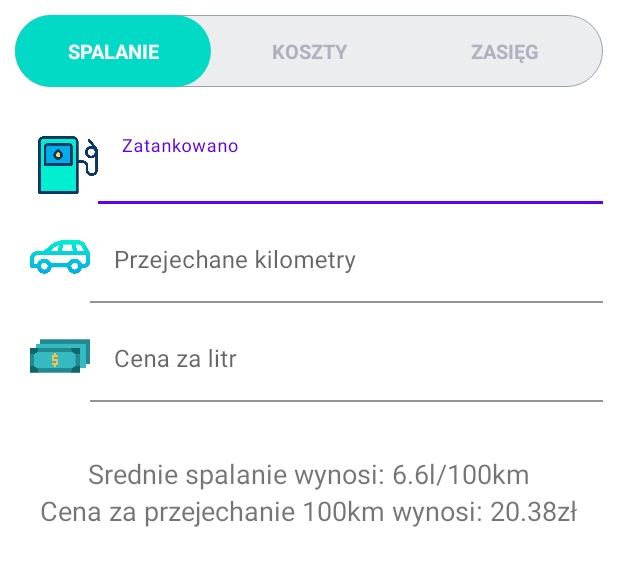
After one commit to matxowy/Kalkulator_Spalania, an Android app: the layout calculator_fragment.xml on its own in the app's theme, with its tools: preview values and no code run, on a phone screen of 412 x 824 dp. The commit adds this screen. Shown: the top 566 px of the screen. Run offline under Robolectric (Android 15) with nearby library versions, the phone set to English and light mode, and no system bars.

Commit message:
v.0.1 - Prepared appearance of app - Added icons - Made working check button for changing type of calculation - Used ViewBinding

```diff
--- a/app/build.gradle
+++ b/app/build.gradle
@@ -6,6 +6,10 @@ plugins {
 
 android {
     compileSdk 31
+
+    buildFeatures {
+        viewBinding true
+    }
 
     defaultConfig {
         applicationId "com.matxowy.kalkulatorspalania"
@@ -42,6 +46,8 @@ dependencies {
     // ViewModel
     implementation "androidx.lifecycle:lifecycle-extensions:2.2.0"
     implementation "androidx.lifecycle:lifecycle-viewmodel-ktx:2.3.1"
+    implementation 'androidx.legacy:legacy-support-v4:1.0.0'
+    implementation 'androidx.lifecycle:lifecycle-livedata-ktx:2.3.1'
     kapt "androidx.lifecycle:lifecycle-compiler:2.3.1"
 
     testImplementation 'junit:junit:4.+'
--- /dev/null
+++ b/app/src/main/java/com/matxowy/kalkulatorspalania/ui/CalculatorFragment.kt
@@ -0,0 +1,77 @@
+package com.matxowy.kalkulatorspalania.ui
+
+import androidx.lifecycle.ViewModelProvider
+import android.os.Bundle
+import androidx.fragment.app.Fragment
+import android.view.LayoutInflater
+import android.view.View
+import android.view.ViewGroup
+import com.matxowy.kalkulatorspalania.R
+import com.matxowy.kalkulatorspalania.databinding.CalculatorFragmentBinding
+
+class CalculatorFragment : Fragment() {
+
+    private var _binding: CalculatorFragmentBinding? = null
+    private val binding
+        get() = _binding!!
+
+    companion object {
+        fun newInstance() = CalculatorFragment()
+    }
+
+    private lateinit var viewModel: CalculatorViewModel
+
+    override fun onCreateView(
+        inflater: LayoutInflater, container: ViewGroup?,
+        savedInstanceState: Bundle?
+    ): View {
+        _binding = CalculatorFragmentBinding.inflate(layoutInflater, container, false)
+        return binding.root
+    }
+
+    override fun onActivityCreated(savedInstanceState: Bundle?) {
+        super.onActivityCreated(savedInstanceState)
+        viewModel = ViewModelProvider(this).get(CalculatorViewModel::class.java)
+
+
+        binding.rgTypes.setOnCheckedChangeListener { _, checkedId ->
+            when (checkedId) {
+                R.id.rb_fuel_consumption -> {
+                    makeVisibleFuelConsumptionView()
+                }
+                R.id.rb_costs -> {
+                    makeVisibleCostsView()
+                }
+                else -> {
+                    makeVisibleRangeView()
+                }
+            }
+        }
+    }
+
+    private fun makeVisibleRangeView() {
+        binding.llRangeView.visibility = View.VISIBLE
+
+        binding.llFuelConsumptionView.visibility = View.GONE
+        binding.llCostsView.visibility = View.GONE
+    }
+
+    private fun makeVisibleCostsView() {
+        binding.llCostsView.visibility = View.VISIBLE
+
+        binding.llFuelConsumptionView.visibility = View.GONE
+        binding.llRangeView.visibility = View.GONE
+    }
+
+    private fun makeVisibleFuelConsumptionView() {
+        binding.llFuelConsumptionView.visibility = View.VISIBLE
+
+        binding.llCostsView.visibility = View.GONE
+        binding.llRangeView.visibility = View.GONE
+    }
+
+    override fun onDestroyView() {
+        super.onDestroyView()
+        _binding = null
+    }
+}
--- /dev/null
+++ b/app/src/main/java/com/matxowy/kalkulatorspalania/ui/CalculatorViewModel.kt
@@ -0,0 +1,7 @@
+package com.matxowy.kalkulatorspalania.ui
+
+import androidx.lifecycle.ViewModel
+
+class CalculatorViewModel : ViewModel() {
+    // TODO: Implement the ViewModel
+}
--- /dev/null
+++ b/app/src/main/res/drawable/calculation_type_selector.xml
@@ -0,0 +1,11 @@
+<?xml version="1.0" encoding="utf-8"?>
+<selector xmlns:android="http://schemas.android.com/apk/res/android">
+
+    <item android:state_checked="true">
+        <shape android:shape="rectangle">
+            <solid android:color="@color/teal_200"/>
+            <corners android:radius="30dp" />
+        </shape>
+    </item>
+
+</selector>
--- /dev/null
+++ b/app/src/main/res/drawable/calculation_type_text_color_selector.xml
@@ -0,0 +1,5 @@
+<?xml version="1.0" encoding="utf-8"?>
+<selector xmlns:android="http://schemas.android.com/apk/res/android">
+    <item android:color="#FFFFFF" android:state_checked="true" />
+    <item android:color="#ADB3BE" android:state_checked="false" />
+</selector>
--- /dev/null
+++ b/app/src/main/res/drawable/radio_group_tab_background.xml
@@ -0,0 +1,10 @@
+<?xml version="1.0" encoding="utf-8"?>
+<shape xmlns:android="http://schemas.android.com/apk/res/android"
+    android:shape="rectangle">
+
+    <solid android:color="#ECEDEF" />
+    <stroke android:width="0.5dp"
+        android:color="#9AA2AF"/>
+    <corners android:radius="30dp" />
+
+</shape>
--- a/app/src/main/res/layout/activity_main.xml
+++ b/app/src/main/res/layout/activity_main.xml
@@ -1,18 +1,15 @@
 <?xml version="1.0" encoding="utf-8"?>
 <androidx.constraintlayout.widget.ConstraintLayout xmlns:android="http://schemas.android.com/apk/res/android"
-    xmlns:app="http://schemas.android.com/apk/res-auto"
     xmlns:tools="http://schemas.android.com/tools"
     android:layout_width="match_parent"
     android:layout_height="match_parent"
     tools:context=".MainActivity">
 
-    <TextView
-        android:layout_width="wrap_content"
-        android:layout_height="wrap_content"
-        android:text="Hello World!"
-        app:layout_constraintBottom_toBottomOf="parent"
-        app:layout_constraintLeft_toLeftOf="parent"
-        app:layout_constraintRight_toRightOf="parent"
-        app:layout_constraintTop_toTopOf="parent" />
+    <androidx.fragment.app.FragmentContainerView
+        xmlns:android="http://schemas.android.com/apk/res/android"
+        android:id="@+id/fragment_container_view"
+        android:layout_width="match_parent"
+        android:layout_height="match_parent"
+        android:name="com.matxowy.kalkulatorspalania.ui.CalculatorFragment" />
 
 </androidx.constraintlayout.widget.ConstraintLayout>
--- /dev/null
+++ b/app/src/main/res/layout/calculator_fragment.xml
@@ -0,0 +1,516 @@
+<?xml version="1.0" encoding="utf-8"?>
+<FrameLayout xmlns:android="http://schemas.android.com/apk/res/android"
+    xmlns:tools="http://schemas.android.com/tools"
+    android:layout_width="match_parent"
+    android:layout_height="match_parent"
+    xmlns:app="http://schemas.android.com/apk/res-auto"
+    tools:context=".ui.CalculatorFragment">
+
+    <RadioGroup
+        android:id="@+id/rg_types"
+        android:layout_width="match_parent"
+        android:layout_height="wrap_content"
+        android:layout_margin="10dp"
+        android:background="@drawable/radio_group_tab_background"
+        android:orientation="horizontal"
+        >
+
+        <RadioButton
+            android:id="@+id/rb_fuel_consumption"
+            android:layout_width="0dp"
+            android:layout_height="48dp"
+            android:layout_weight="1"
+            android:background="@drawable/calculation_type_selector"
+            android:button="@null"
+            android:checked="true"
+            android:gravity="center"
+            android:text="SPALANIE"
+            android:textColor="@drawable/calculation_type_text_color_selector"
+            android:textSize="13sp"
+            android:textStyle="bold" />
+
+        <RadioButton
+            android:id="@+id/rb_costs"
+            android:layout_width="0dp"
+            android:layout_height="48dp"
+            android:layout_weight="1"
+            android:background="@drawable/calculation_type_selector"
+            android:button="@null"
+            android:checked="false"
+            android:gravity="center"
+            android:text="KOSZTY"
+            android:textColor="@drawable/calculation_type_text_color_selector"
+            android:textSize="13sp"
+            android:textStyle="bold" />
+
+        <RadioButton
+            android:id="@+id/rb_range"
+            android:layout_width="0dp"
+            android:layout_height="48dp"
+            android:layout_weight="1"
+            android:background="@drawable/calculation_type_selector"
+            android:button="@null"
+            android:checked="false"
+            android:gravity="center"
+            android:text="ZASIĘG"
+            android:textColor="@drawable/calculation_type_text_color_selector"
+            android:textSize="13sp"
+            android:textStyle="bold" />
+    </RadioGroup>
+
+    <LinearLayout
+        android:id="@+id/ll_fuel_consumption_view"
+        android:layout_width="match_parent"
+        android:layout_height="wrap_content"
+        android:orientation="vertical"
+        android:layout_marginTop="70dp"
+        android:padding="10dp"
+        android:visibility="visible">
+
+        <LinearLayout
+            android:layout_width="match_parent"
+            android:layout_height="wrap_content"
+            android:orientation="horizontal">
+
+            <ImageView
+                android:layout_width="40dp"
+                android:layout_height="40dp"
+                android:layout_marginStart="15dp"
+                android:layout_marginBottom="5dp"
+                android:layout_marginTop="10dp"
+                android:src="@drawable/ic_fuel"
+                android:contentDescription="fuel_icon" />
+
+            <com.google.android.material.textfield.TextInputLayout
+                android:id="@+id/til_refueled_from_fuel_consumption_tab"
+                android:layout_width="match_parent"
+                android:layout_height="wrap_content"
+                app:boxBackgroundColor="@android:color/transparent"
+                android:background="@android:color/transparent"
+                android:orientation="horizontal">
+
+                <com.google.android.material.textfield.TextInputEditText
+                    android:id="@+id/et_refueled_from_fuel_consumption_tab"
+                    android:layout_width="match_parent"
+                    android:layout_height="wrap_content"
+                    android:hint="Zatankowano"
+                    android:inputType="numberDecimal"
+                    android:textSize="16sp"
+                    />
+
+            </com.google.android.material.textfield.TextInputLayout>
+
+
+        </LinearLayout>
+
+
+        <LinearLayout
+            android:layout_width="match_parent"
+            android:layout_height="wrap_content"
+            android:orientation="horizontal">
+
+            <ImageView
+                android:layout_width="40dp"
+                android:layout_height="40dp"
+                android:layout_marginStart="10dp"
+                android:layout_marginBottom="5dp"
+                android:layout_marginTop="15dp"
+                android:src="@drawable/ic_car"
+                android:contentDescription="car_icon" />
+
+            <com.google.android.material.textfield.TextInputLayout
+                android:id="@+id/til_km_traveled_from_fuel_consumption_tab"
+                android:layout_width="match_parent"
+                android:layout_height="wrap_content"
+                android:layout_marginTop="10dp"
+                app:boxBackgroundColor="@android:color/transparent"
+                android:background="@android:color/transparent">
+
+                <com.google.android.material.textfield.TextInputEditText
+                    android:id="@+id/et_km_traveled_from_fuel_consumption_tab"
+                    android:layout_width="match_parent"
+                    android:layout_height="wrap_content"
+                    android:hint="Przejechane kilometry"
+                    android:inputType="numberDecimal"
+                    android:textSize="16sp"
+                    />
+
+            </com.google.android.material.textfield.TextInputLayout>
+
+        </LinearLayout>
+
+        <LinearLayout
+            android:layout_width="match_parent"
+            android:layout_height="wrap_content"
+            android:orientation="horizontal">
+
+            <ImageView
+                android:layout_width="40dp"
+                android:layout_height="40dp"
+                android:layout_marginStart="10dp"
+                android:layout_marginBottom="5dp"
+                android:layout_marginTop="15dp"
+                android:src="@drawable/ic_money"
+                android:contentDescription="money_icon" />
+
+            <com.google.android.material.textfield.TextInputLayout
+                android:id="@+id/til_fuel_price_from_fuel_consumption_tab"
+                android:layout_width="match_parent"
+                android:layout_height="wrap_content"
+                android:layout_marginTop="10dp"
+                app:boxBackgroundColor="@android:color/transparent"
+                android:background="@android:color/transparent">
+
+                <com.google.android.material.textfield.TextInputEditText
+                    android:id="@+id/et_fuel_price_from_fuel_consumption_tab"
+                    android:layout_width="match_parent"
+                    android:layout_height="wrap_content"
+                    android:hint="Cena za litr"
+                    android:inputType="numberDecimal"
+                    android:textSize="16sp"
+                    />
+
+            </com.google.android.material.textfield.TextInputLayout>
+
+        </LinearLayout>
+
+        <TextView
+            android:id="@+id/tv_avg_fuel_consumption"
+            android:layout_width="wrap_content"
+            android:layout_height="wrap_content"
+            android:text="Srednie spalanie wynosi: 6.6l/100km"
+            android:layout_marginTop="35dp"
+            android:textSize="18sp"
+            android:layout_gravity="center"
+            />
+
+        <TextView
+            android:id="@+id/tv_cost_of_100km"
+            android:layout_width="wrap_content"
+            android:layout_height="wrap_content"
+            android:text="Cena za przejechanie 100km wynosi: 20.38zł"
+            android:textSize="18sp"
+            android:layout_gravity="center"
+            />
+
+    </LinearLayout>
+
+    <LinearLayout
+        android:id="@+id/ll_costs_view"
+        android:layout_width="match_parent"
+        android:layout_height="wrap_content"
+        android:orientation="vertical"
+        android:layout_marginTop="70dp"
+        android:padding="10dp"
+        android:visibility="gone">
+
+        <LinearLayout
+            android:layout_width="match_parent"
+            android:layout_height="wrap_content"
+            android:orientation="horizontal">
+
+            <ImageView
+                android:layout_width="40dp"
+                android:layout_height="40dp"
+                android:layout_marginStart="15dp"
+                android:layout_marginBottom="5dp"
+                android:layout_marginTop="10dp"
+                android:src="@drawable/ic_fuel"
+                android:contentDescription="fuel_icon" />
+
+            <com.google.android.material.textfield.TextInputLayout
+                android:id="@+id/til_avg_fuel_consumption_from_costs_tab"
+                android:layout_width="match_parent"
+                android:layout_height="wrap_content"
+                app:boxBackgroundColor="@android:color/transparent"
+                android:background="@android:color/transparent"
+                android:orientation="horizontal">
+
+                <com.google.android.material.textfield.TextInputEditText
+                    android:id="@+id/et_avg_fuel_consumption_from_costs_tab"
+                    android:layout_width="match_parent"
+                    android:layout_height="wrap_content"
+                    android:hint="Srednie spalanie"
+                    android:inputType="numberDecimal"
+                    android:textSize="16sp"
+                    />
+
+            </com.google.android.material.textfield.TextInputLayout>
+
+
+        </LinearLayout>
+
+
+        <LinearLayout
+            android:layout_width="match_parent"
+            android:layout_height="wrap_content"
+            android:orientation="horizontal">
+
+            <ImageView
+                android:layout_width="40dp"
+                android:layout_height="40dp"
+                android:layout_marginStart="10dp"
+                android:layout_marginBottom="5dp"
+                android:layout_marginTop="15dp"
+                android:src="@drawable/ic_car"
+                android:contentDescription="car_icon" />
+
+            <com.google.android.material.textfield.TextInputLayout
+                android:id="@+id/til_km_traveled_from_costs_tab"
+                android:layout_width="match_parent"
+                android:layout_height="wrap_content"
+                android:layout_marginTop="10dp"
+                app:boxBackgroundColor="@android:color/transparent"
+                android:background="@android:color/transparent">
+
+                <com.google.android.material.textfield.TextInputEditText
+                    android:id="@+id/et_km_traveled_from_costs_tab"
+                    android:layout_width="match_parent"
+                    android:layout_height="wrap_content"
+                    android:hint="Przejechane kilometry"
+                    android:inputType="numberDecimal"
+                    android:textSize="16sp"
+                    />
+
+            </com.google.android.material.textfield.TextInputLayout>
+
+        </LinearLayout>
+
+        <LinearLayout
+            android:layout_width="match_parent"
+            android:layout_height="wrap_content"
+            android:orientation="horizontal">
+
+            <ImageView
+                android:layout_width="40dp"
+                android:layout_height="40dp"
+                android:layout_marginStart="10dp"
+                android:layout_marginBottom="5dp"
+                android:layout_marginTop="15dp"
+                android:src="@drawable/ic_money"
+                android:contentDescription="money_icon" />
+
+            <com.google.android.material.textfield.TextInputLayout
+                android:id="@+id/til_fuel_price_from_costs_tab"
+                android:layout_width="match_parent"
+                android:layout_height="wrap_content"
+                android:layout_marginTop="10dp"
+                app:boxBackgroundColor="@android:color/transparent"
+                android:background="@android:color/transparent">
+
+                <com.google.android.material.textfield.TextInputEditText
+                    android:id="@+id/et_fuel_price_from_costs_tab"
+                    android:layout_width="match_parent"
+                    android:layout_height="wrap_content"
+                    android:hint="Cena za litr"
+                    android:inputType="numberDecimal"
+                    android:textSize="16sp"
+                    />
+
+            </com.google.android.material.textfield.TextInputLayout>
+
+        </LinearLayout>
+
+        <LinearLayout
+            android:layout_width="match_parent"
+            android:layout_height="wrap_content"
+            android:orientation="horizontal">
+
+            <ImageView
+                android:layout_width="40dp"
+                android:layout_height="40dp"
+                android:layout_marginStart="10dp"
+                android:layout_marginBottom="5dp"
+                android:layout_marginTop="15dp"
+                android:src="@drawable/ic_people"
+                android:contentDescription="people_icon" />
+
+            <com.google.android.material.textfield.TextInputLayout
+                android:id="@+id/til_number_of_people_from_costs_tab"
+                android:layout_width="match_parent"
+                android:layout_height="wrap_content"
+                android:layout_marginTop="10dp"
+                app:boxBackgroundColor="@android:color/transparent"
+                android:background="@android:color/transparent">
+
+                <com.google.android.material.textfield.TextInputEditText
+                    android:id="@+id/et_number_of_people_from_costs_tab"
+                    android:layout_width="match_parent"
+                    android:layout_height="wrap_content"
+                    android:hint="Liczba osób"
+                    android:inputType="numberDecimal"
+                    android:textSize="16sp"
+                    />
+
+            </com.google.android.material.textfield.TextInputLayout>
+
+        </LinearLayout>
+
+        <TextView
+            android:id="@+id/tv_required_amount_of_fuel"
+            android:layout_width="wrap_content"
+            android:layout_height="wrap_content"
+            android:text="Wymagana ilość litrów paliwa: 6.6l/100km"
+            android:layout_marginTop="35dp"
+            android:textSize="18sp"
+            android:layout_gravity="center"
+            />
+
+        <TextView
+            android:id="@+id/tv_travel_cost"
+            android:layout_width="wrap_content"
+            android:layout_height="wrap_content"
+            android:text="Koszt podróży wyniesie: 20.38zł"
+            android:textSize="18sp"
+            android:layout_gravity="center"
+            />
+
+        <TextView
+            android:id="@+id/tv_travel_cost_per_person"
+            android:layout_width="wrap_content"
+            android:layout_height="wrap_content"
+            android:text="Na osobę: 20.38zł"
+            android:textSize="18sp"
+            android:layout_gravity="center"
+            />
+
+    </LinearLayout>
+
+    <LinearLayout
+        android:id="@+id/ll_range_view"
+        android:layout_width="match_parent"
+        android:layout_height="wrap_content"
+        android:orientation="vertical"
+        android:layout_marginTop="70dp"
+        android:padding="10dp"
+        android:visibility="gone">
+
+        <LinearLayout
+            android:layout_width="match_parent"
+            android:layout_height="wrap_content"
+            android:orientation="horizontal">
+
+            <ImageView
+                android:layout_width="40dp"
+                android:layout_height="40dp"
+                android:layout_marginStart="15dp"
+                android:layout_marginBottom="5dp"
+                android:layout_marginTop="10dp"
+                android:src="@drawable/ic_fuel"
+                android:contentDescription="fuel_icon" />
+
+            <com.google.android.material.textfield.TextInputLayout
+                android:id="@+id/til_avg_fuel_consumption_from_range_tab"
+                android:layout_width="match_parent"
+                android:layout_height="wrap_content"
+                app:boxBackgroundColor="@android:color/transparent"
+                android:background="@android:color/transparent"
+                android:orientation="horizontal">
+
+                <com.google.android.material.textfield.TextInputEditText
+                    android:id="@+id/et_avg_fuel_consumption_from_range_tab"
+                    android:layout_width="match_parent"
+                    android:layout_height="wrap_content"
+                    android:hint="Srednie spalanie"
+                    android:inputType="numberDecimal"
+                    android:textSize="16sp"
+                    />
+
+            </com.google.android.material.textfield.TextInputLayout>
+
+
+        </LinearLayout>
+
+
+        <LinearLayout
+            android:layout_width="match_parent"
+            android:layout_height="wrap_content"
+            android:orientation="horizontal">
+
+            <ImageView
+                android:layout_width="40dp"
+                android:layout_height="40dp"
+                android:layout_marginStart="10dp"
+                android:layout_marginBottom="5dp"
+                android:layout_marginTop="18dp"
+                android:src="@drawable/ic_payment"
+                android:contentDescription="payment_icon" />
+
+            <com.google.android.material.textfield.TextInputLayout
+                android:id="@+id/til_paid_from_range_tab"
+                android:layout_width="match_parent"
+                android:layout_height="wrap_content"
+                android:layout_marginTop="10dp"
+                app:boxBackgroundColor="@android:color/transparent"
+                android:background="@android:color/transparent">
+
+                <com.google.android.material.textfield.TextInputEditText
+                    android:id="@+id/et_paid_from_range_tab"
+                    android:layout_width="match_parent"
+                    android:layout_height="wrap_content"
+                    android:hint="Zapłacono"
+                    android:inputType="numberDecimal"
+                    android:textSize="16sp"
+                    />
+
+            </com.google.android.material.textfield.TextInputLayout>
+
+        </LinearLayout>
+
+        <LinearLayout
+            android:layout_width="match_parent"
+            android:layout_height="wrap_content"
+            android:orientation="horizontal">
+
+            <ImageView
+                android:layout_width="40dp"
+                android:layout_height="40dp"
+                android:layout_marginStart="10dp"
+                android:layout_marginBottom="5dp"
+                android:layout_marginTop="15dp"
+                android:src="@drawable/ic_money"
+                android:contentDescription="money_icon" />
+
+            <com.google.android.material.textfield.TextInputLayout
+                android:id="@+id/til_fuel_price_from_range_tab"
+                android:layout_width="match_parent"
+                android:layout_height="wrap_content"
+                android:layout_marginTop="10dp"
+                app:boxBackgroundColor="@android:color/transparent"
+                android:background="@android:color/transparent">
+
+                <com.google.android.material.textfield.TextInputEditText
+                    android:id="@+id/et_fuel_price_from_range_tab"
+                    android:layout_width="match_parent"
+                    android:layout_height="wrap_content"
+                    android:hint="Cena za litr"
+                    android:inputType="numberDecimal"
+                    android:textSize="16sp"
+                    />
+
+            </com.google.android.material.textfield.TextInputLayout>
+
+        </LinearLayout>
+
+        <TextView
+            android:id="@+id/tv_filled_with_fuel"
+            android:layout_width="wrap_content"
+            android:layout_height="wrap_content"
+            android:text="Zatankowano: 6.6l"
+            android:layout_marginTop="35dp"
+            android:textSize="18sp"
+            android:layout_gravity="center"
+            />
+
+        <TextView
+            android:id="@+id/tv_expected_range"
+            android:layout_width="wrap_content"
+            android:layout_height="wrap_content"
+            android:text="Przewidywany zasięg wynosi: 50km"
+            android:textSize="18sp"
+            android:layout_gravity="center"
+            />
+
+    </LinearLayout>
+
+</FrameLayout>
```
Also changed, not shown: app/src/main/res/drawable/ic_car.png (added), app/src/main/res/drawable/ic_fuel.png (added), app/src/main/res/drawable/ic_money.png (added), app/src/main/res/drawable/ic_payment.png (added), app/src/main/res/drawable/ic_people.png (added).
